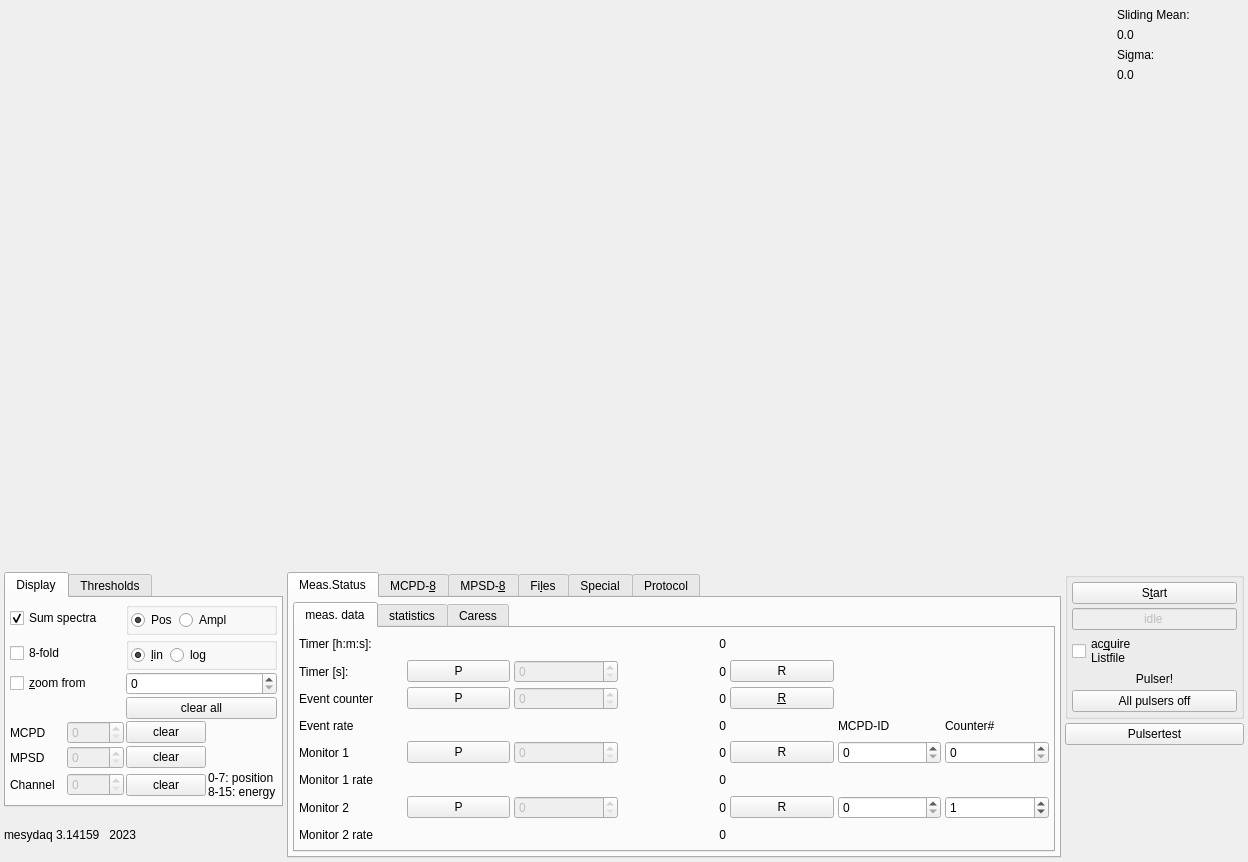
First picture: the form in src/mainwidget.ui, repository flueke/mesydaq2, before the edit.
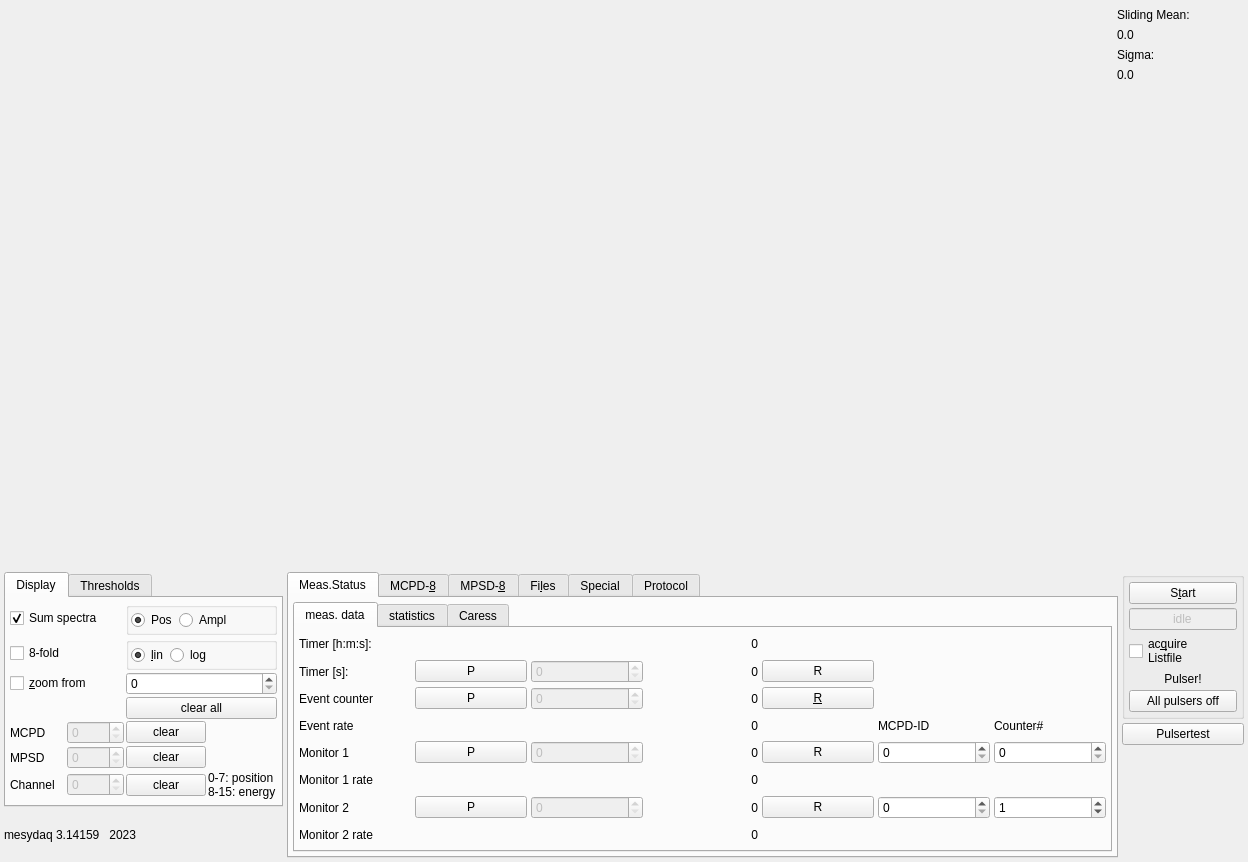
Second picture: the form after the edit.

Commit message: ui: improve stretching of the bottom layout (center gets all the space)

What changed in the file:
```diff
--- a/src/mainwidget.ui
+++ b/src/mainwidget.ui
@@ -154,7 +154,7 @@
     </widget>
    </item>
    <item row="1" column="0">
-    <layout class="QGridLayout" name="gridLayout_29">
+    <layout class="QGridLayout" name="gridLayout_29" columnstretch="0,1,0">
      <property name="spacing">
       <number>4</number>
      </property>
```
